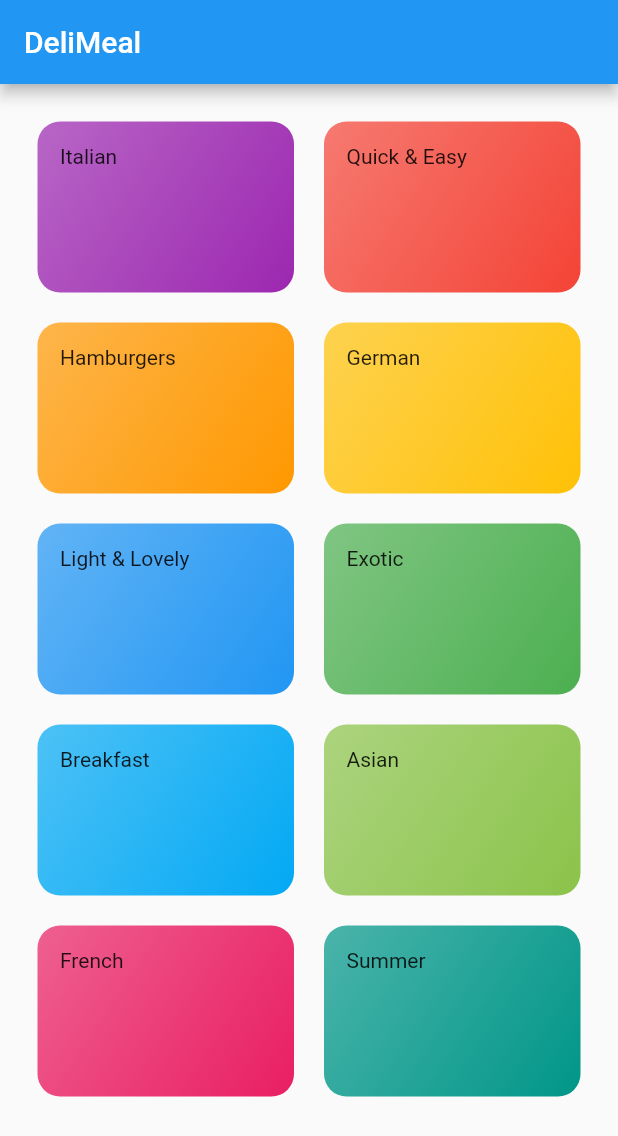
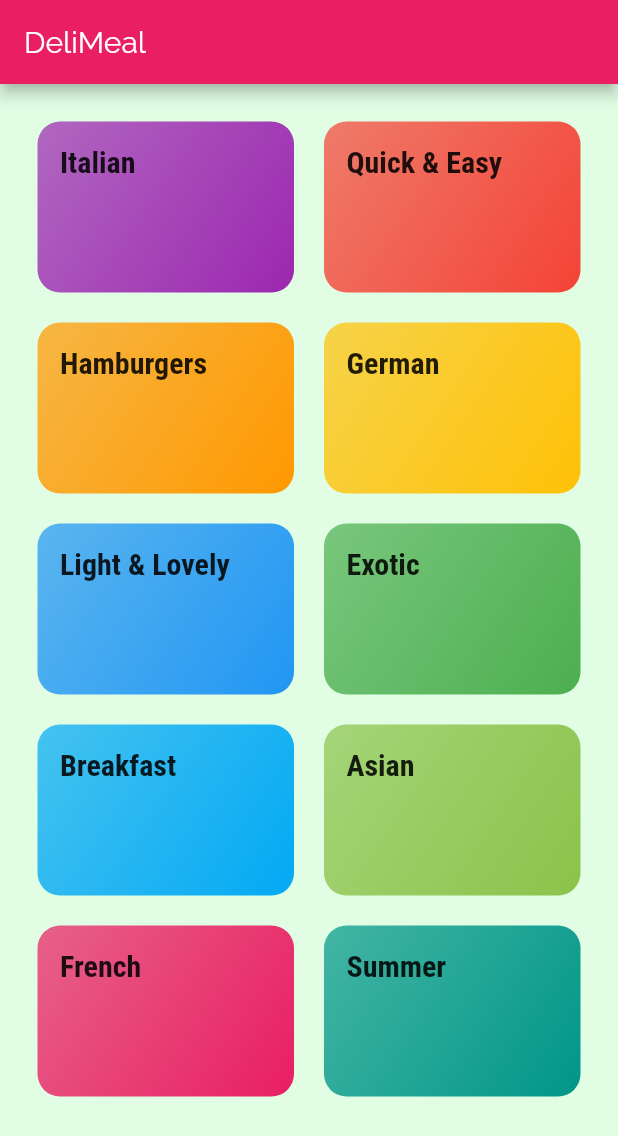
Before and after one commit to ChalothornYn/flutter_meals_app, a Flutter app: the screen it shows after launch, on a phone screen of 412 x 824 dp. Shown: the top 1136 px of the screen. Run offline on Flutter 3.47's test engine with Material 2 defaults, Android fonts, the phone set to English and light mode, and no system bars.

Commit message:
Add font

```diff
--- a/lib/category_item.dart
+++ b/lib/category_item.dart
@@ -10,7 +10,10 @@ class CategoryItem extends StatelessWidget {
   Widget build(BuildContext context) {
     return Container(
       padding: const EdgeInsets.all(15),
-      child: Text(title),
+      child: Text(
+        title,
+        style: Theme.of(context).textTheme.headline6,
+      ),
       decoration: BoxDecoration(
         gradient: LinearGradient(colors: [
           color.withOpacity(0.7),
--- a/lib/main.dart
+++ b/lib/main.dart
@@ -10,7 +10,19 @@ class MyApp extends StatelessWidget {
     return MaterialApp(
       title: 'DeliMeals',
       theme: ThemeData(
-        primarySwatch: Colors.blue,
+        primarySwatch: Colors.pink,
+        accentColor: Colors.amber,
+        canvasColor: Color.fromRGBO(225, 254, 229, 1),
+        fontFamily: 'Raleway',
+        textTheme: ThemeData.light().textTheme.copyWith(
+          bodyText1: TextStyle(color: Color.fromRGBO(20, 51, 51, 1)),
+          bodyText2: TextStyle(color: Color.fromRGBO(20, 51, 51, 1)),
+          headline6: TextStyle(
+            fontSize: 20,
+            fontFamily: 'RobotoCondensed',
+            fontWeight: FontWeight.bold
+          ),
+        ),
       ),
       home: CategoriesSCreen(),
     );
```
Also changed, not shown: pubspec.yaml (+17 -6 lines).
